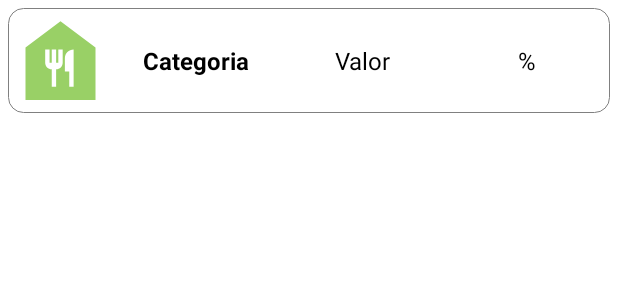
After one commit to pedrofranq96/MeusGastos, an Android app: the layout total_categoria_list_item.xml on its own in the app's theme, with its tools: preview values and no code run, on a phone screen of 412 x 824 dp. The commit adds this screen. Shown: the top 300 px of the screen. Run offline under Robolectric (Android 15) with nearby library versions, the phone set to English and light mode, and no system bars; network calls fail.

```diff
--- a/app/src/main/java/br/edu/infnet/meusgastos/main/ui/EditarDespesaFragment.kt
+++ b/app/src/main/java/br/edu/infnet/meusgastos/main/ui/EditarDespesaFragment.kt
@@ -157,9 +157,9 @@ class EditarDespesaFragment : Fragment() {
 
     fun onDatePickerClick() {
         val cal = Calendar.getInstance()
-
         // Interface passada para dentro do DatePickerDialog que recupera a data selecionada:
         val dateSetListener =
+
             DatePickerDialog.OnDateSetListener { view, year, monthOfYear, dayOfMonth ->
                 cal.set(Calendar.YEAR, year)
                 cal.set(Calendar.MONTH, monthOfYear)
@@ -176,6 +176,7 @@ class EditarDespesaFragment : Fragment() {
         val datePicker =
             DatePickerDialog(
                 requireContext(),
+
                 //android.R.style.Theme_Holo_Light_Dialog,
                 dateSetListener,
                 cal.get(Calendar.YEAR),
--- /dev/null
+++ b/app/src/main/res/layout/total_categoria_list_item.xml
@@ -0,0 +1,51 @@
+<?xml version="1.0" encoding="utf-8"?>
+<LinearLayout
+    android:layout_width="match_parent"
+    android:layout_height="wrap_content"
+    xmlns:app="http://schemas.android.com/apk/res-auto"
+    xmlns:android="http://schemas.android.com/apk/res/android"
+    android:id="@+id/item_container"
+    android:layout_gravity="fill_horizontal"
+    android:layout_marginVertical="5dp"
+    android:layout_marginHorizontal="5dp"
+    android:background="@drawable/rounded_corner"
+    >
+    <ImageView
+        android:id="@+id/RV_imv_totalCategoria"
+        android:layout_width="70dp"
+        android:src="@drawable/cat_comida"
+        android:layout_height="70dp"
+        android:scaleType = "centerCrop"
+        app:tint="@color/secondaryLightColor" />
+    <TextView
+        android:id="@+id/tv_rvTotalNome"
+        android:layout_width="match_parent"
+        android:layout_height="match_parent"
+        android:text="Categoria"
+        android:gravity="center"
+        android:textStyle="bold"
+        android:textColor="@color/black"
+        android:textSize="16sp"
+        android:layout_weight="1"
+        />
+    <TextView
+        android:id="@+id/tv_rvTotalValor"
+        android:layout_width="match_parent"
+        android:layout_height="match_parent"
+        android:text="Valor"
+        android:gravity="center"
+        android:textSize="16sp"
+        android:textColor="@color/black"
+        android:layout_weight="1"
+        />
+    <TextView
+        android:id="@+id/tv_rvTotalPorcent"
+        android:layout_width="match_parent"
+        android:layout_height="match_parent"
+        android:text="%"
+        android:textColor="@color/black"
+        android:gravity="center"
+        android:textSize="16sp"
+        android:layout_weight="1"
+        />
+</LinearLayout>
```
Also changed, not shown: app/src/main/java/br/edu/infnet/meusgastos/main/ui/MainViewModel.kt (+24 -1 lines), app/src/main/java/br/edu/infnet/meusgastos/main/ui/ResumoFragment.kt (+59 -4 lines), app/src/main/java/br/edu/infnet/meusgastos/main/ui/adapters/TotalCategoriasAdapter.kt (added, +88 -0 lines), app/src/main/java/br/edu/infnet/meusgastos/models/CategoriaTotal.kt (added, +9 -0 lines), app/src/main/res/layout/fragment_resumo.xml (+58 -6 lines).
